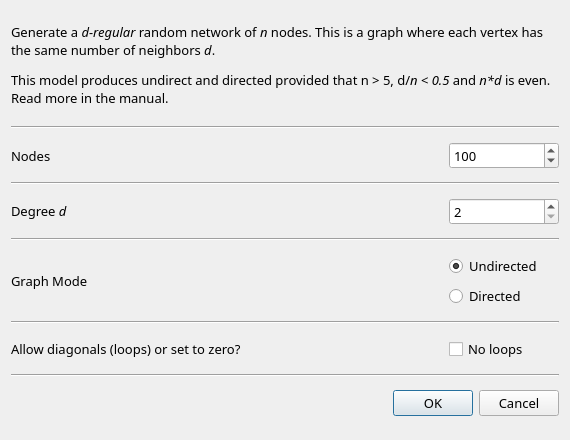
The window that src/forms/dialograndregular.ui (socnetv/app) describes before a commit, drawn with Qt 5.
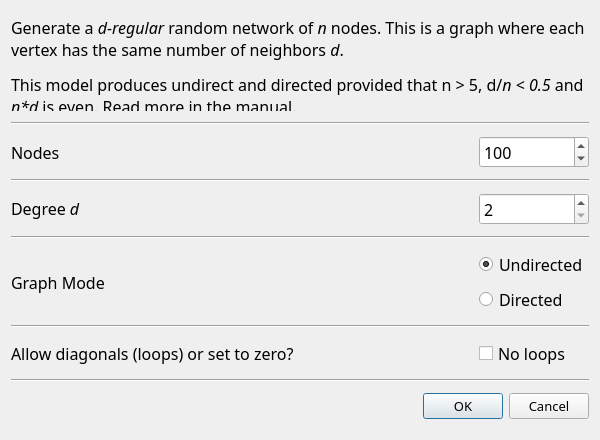
The same window after the commit.

Patch:
```diff
--- a/src/forms/dialograndregular.ui
+++ b/src/forms/dialograndregular.ui
@@ -6,7 +6,7 @@
    <rect>
     <x>0</x>
     <y>0</y>
-    <width>570</width>
+    <width>600</width>
     <height>440</height>
    </rect>
   </property>
@@ -18,19 +18,19 @@
   </property>
   <property name="minimumSize">
    <size>
-    <width>570</width>
+    <width>600</width>
     <height>440</height>
    </size>
   </property>
   <property name="maximumSize">
    <size>
-    <width>580</width>
-    <height>480</height>
+    <width>800</width>
+    <height>600</height>
    </size>
   </property>
   <property name="font">
    <font>
-    <pointsize>10</pointsize>
+    <pointsize>12</pointsize>
    </font>
   </property>
   <property name="windowTitle">
@@ -60,6 +60,7 @@
      <property name="font">
       <font>
        <family>Sans Serif</family>
+       <pointsize>12</pointsize>
       </font>
      </property>
      <property name="frameShape">
@@ -105,6 +106,7 @@
        <property name="font">
         <font>
          <family>Sans Serif</family>
+         <pointsize>12</pointsize>
         </font>
        </property>
        <property name="toolTip">
@@ -132,6 +134,7 @@
        <property name="font">
         <font>
          <family>Sans Serif</family>
+         <pointsize>12</pointsize>
         </font>
        </property>
        <property name="toolTip">
@@ -179,6 +182,7 @@
        <property name="font">
         <font>
          <family>Sans Serif</family>
+         <pointsize>12</pointsize>
         </font>
        </property>
        <property name="text">
@@ -197,6 +201,7 @@
        <property name="font">
         <font>
          <family>Sans Serif</family>
+         <pointsize>12</pointsize>
         </font>
        </property>
        <property name="toolTip">
@@ -244,6 +249,7 @@
        <property name="font">
         <font>
          <family>Sans Serif</family>
+         <pointsize>12</pointsize>
         </font>
        </property>
        <property name="text">
@@ -270,6 +276,7 @@
          <property name="font">
           <font>
            <family>Sans Serif</family>
+           <pointsize>12</pointsize>
           </font>
          </property>
          <property name="toolTip">
@@ -303,6 +310,7 @@
          <property name="font">
           <font>
            <family>Sans Serif</family>
+           <pointsize>12</pointsize>
           </font>
          </property>
          <property name="toolTip">
@@ -346,6 +354,7 @@
        <property name="font">
         <font>
          <family>Sans Serif</family>
+         <pointsize>12</pointsize>
         </font>
        </property>
        <property name="text">
@@ -372,6 +381,7 @@
          <property name="font">
           <font>
            <family>Sans Serif</family>
+           <pointsize>12</pointsize>
           </font>
          </property>
          <property name="toolTip">
```
